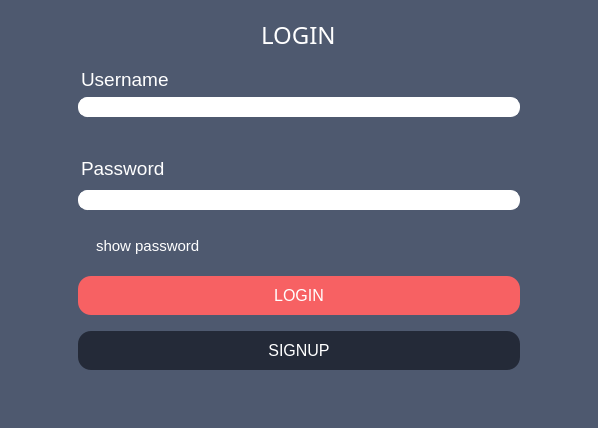
Above: src/client/gui/ui/login.ui from aleoli/Shared-Editor before the change. Below: the same form after it.
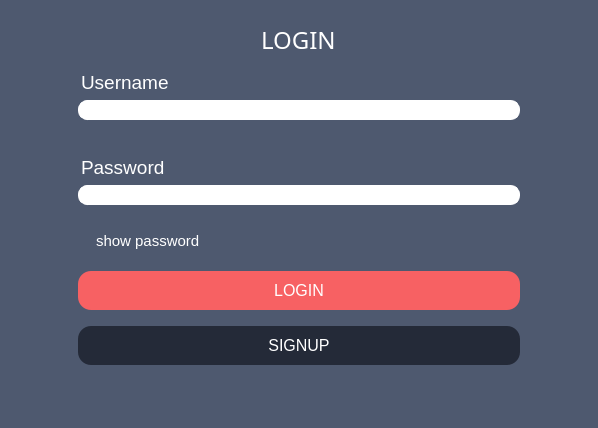
That is the form after the change. Icons and pictures are not drawn.

Commit message: modificato label colori, ristretto window login, tolto username e messo button delete account in Edit

Diff of the .ui file:
```diff
--- a/src/client/gui/ui/login.ui
+++ b/src/client/gui/ui/login.ui
@@ -18,8 +18,8 @@
   </property>
   <property name="maximumSize">
    <size>
-    <width>16777215</width>
-    <height>16777215</height>
+    <width>598</width>
+    <height>428</height>
    </size>
   </property>
   <property name="windowTitle">
@@ -35,6 +35,12 @@
    <layout class="QGridLayout" name="gridLayout">
     <item row="1" column="0">
      <widget class="QFrame" name="loginForm">
+      <property name="maximumSize">
+       <size>
+        <width>700</width>
+        <height>400</height>
+       </size>
+      </property>
       <property name="styleSheet">
        <string notr="true">background: rgba(255, 170, 0, 0);
 margin: 0 60 10 60px;</string>
```
The commit also changes 4 other files.
